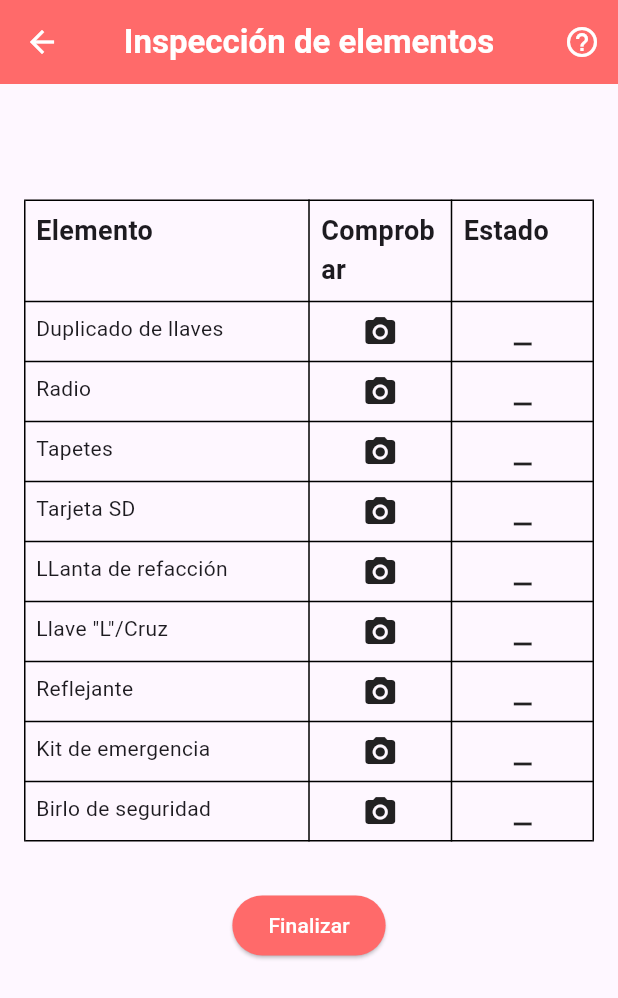
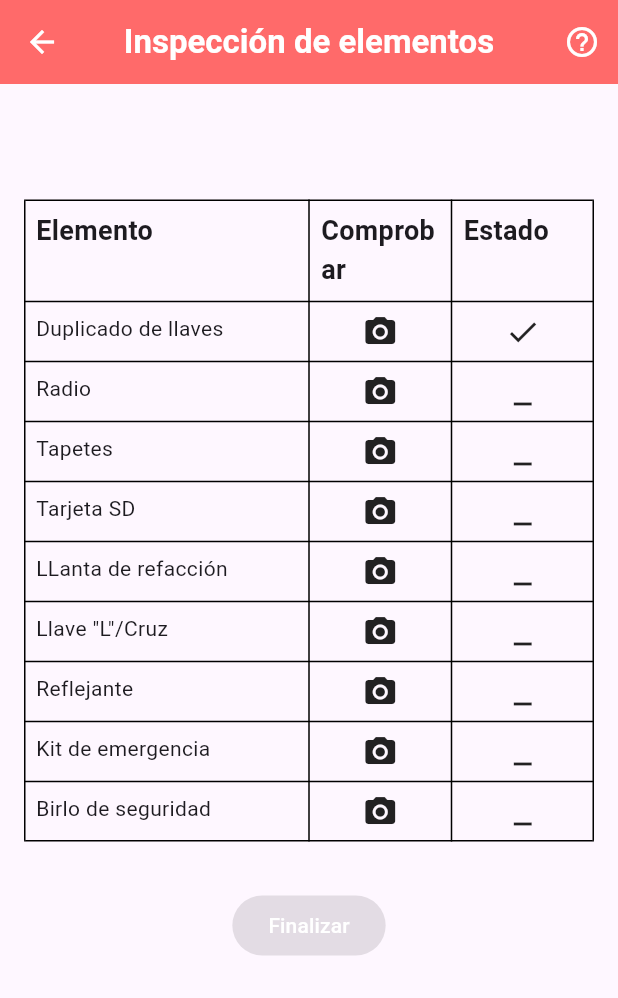
Before and after one commit to udev-it/zagoom, a Flutter app: the ElementosVehiculo screen opened directly, after a tap on the "camera alt" icon, on a phone screen of 412 x 824 dp. Shown: the top 998 px of the screen. Run offline on Flutter 3.47's test engine with Material 3 defaults, Android fonts, the phone set to English and light mode, and no system bars; our stand-ins replace shared_preferences; missing offline and left inert: mysql1; accounts and stored records are empty.

Commit message:
actualizacion de la inspección vehicular

```diff
--- a/lib/elementos/elementos_vehiculo.dart
+++ b/lib/elementos/elementos_vehiculo.dart
@@ -1,4 +1,5 @@
 //import 'package:app_zagoom/elementos/home_page.dart';
+import 'package:app_zagoom/elementos/home_page.dart';
 import 'package:flutter/material.dart';
 import 'package:shared_preferences/shared_preferences.dart';
 import 'package:mysql1/mysql1.dart';
@@ -17,100 +18,157 @@ class _ElementosVehiculoState extends State<ElementosVehiculo> {
   String _anio = '';
   String _color = '';
   String _noMotor = '';
-  Icon _iconoActual = const Icon(Icons.minimize);
-  late MySqlConnection conexion;
+  int _processInsp = 0;
+  final List<Icon> _iconoActual = [const Icon(Icons.minimize), const Icon(Icons.minimize), const Icon(Icons.minimize), const Icon(Icons.minimize), const Icon(Icons.minimize), const Icon(Icons.minimize), const Icon(Icons.minimize),const Icon(Icons.minimize), const Icon(Icons.minimize)];
   int _idAutoF = 0;
-  List<Elemento> elementos = [];
+  List<int> ideElementos = [];
+  final bool _botonDeshabilitado = false;
+  int _contFts = 0;
 
 /*==============================FUNCIONES UTILIZADAS==============================*/
 
   @override
   void initState() {
     super.initState();
-    conexionBD();
-    guardadoFicha();
+    ordenEjecucion();
+
+
   }
 
-  Future<void> guardadoFicha () async {
+  Future<void> ordenEjecucion() async {
+    await recuperadoFicha();
+    await agregarCarro();
+    await backupElements();
+  }
+
+//FUNCION PARA LA RECUPERACION DE LOS DATOS DE LA FICHA TECNICA DEL VEHICULO
+  Future<void> recuperadoFicha () async {
     final prefs = await SharedPreferences.getInstance();
+    setState(() {
       _marca = prefs.getString('marca') ?? '';
       _modelo = prefs.getString('modelo') ?? '';
       _anio = prefs.getString('anio') ?? '';
       _color = prefs.getString('color') ?? '';
       _noMotor = prefs.getString('noMotor') ?? '';
+      _processInsp = prefs.getInt('InspProcess') ?? 0;
+    });
+    print("SIIIII");
+    print(_processInsp);
+  }
 
-    setState(() {
+  Future<void> guardadoFicha () async {
+      final prefs = await SharedPreferences.getInstance();
+      prefs.setInt('contFts', _contFts);
+  }
 
-    });
-  }
-  Future<void> conexionBD () async {
-    conexion = await MySqlConnection.connect(ConnectionSettings(
+//FUNCION PARA RECUPERAR LA INFORMACION DE LOS ELEMENTOS PREGUARDADOS
+  Future<void> backupElements () async {
+    if(_processInsp == 1){
+      print("SE CUMPLEEEE");
+      final conexion = await MySqlConnection.connect(ConnectionSettings(
         host: 'bdzgm.c9wmgukmkflh.us-east-2.rds.amazonaws.com',
         port: 3306,
         user: 'admin',
         password: '123456789',
         db: 'BDZAGOOM',
       ));
-  }
-
-  Future<void> BackupElements () async {
-    Results autoBup = await conexion.query('SELECT idAuto FROM auto ORDER BY idAuto DESC LIMIT 1');
+      Results autoBup = await conexion.query('SELECT idAuto,marca,modelo FROM auto ORDER BY idAuto DESC LIMIT 1');
         if (autoBup.isNotEmpty) {
+          print("entre 1");
           // Obtiene el valor del idAuto de la primera fila
           var row = autoBup.first;
           _idAutoF = row['idAuto'];
+          _marca = row['marca'];
+          _modelo = row['modelo'];
           Results results = await conexion.query(
-          '''SELECT idElemento, elemento FROM auto, imagen, elementos_Auto
-          WHERE auto.idAuto = ? AND auto.idAuto = imagen.idAuto AND idElemento = id_elemento''',
+            '''SELECT idElemento FROM auto, imagen
+            WHERE auto.idAuto = ? AND auto.idAuto = imagen.idAuto''',
             [_idAutoF]
           );
+          if (results.isNotEmpty) {
+            print("entre 1.1");
             for (var row in results) {
-          int idElemento = row['idElemento'];
-          String elemento = row['elemento'];
-
-          // Crea una instancia de Elemento y agrégala a la lista
-          elementos.add(Elemento(idElemento: idElemento, elemento: elemento));
+              ideElementos.add(row['idElemento']);
+            }
+            for(int i = 1; i <= 9; i++){
+              int indice = ideElementos.indexWhere((element) => element == i);
+              if(indice != -1){
+                print("entre 1.1.1");
+                _iconoActual[i-1] = const Icon(Icons.check);
               }
             }
           }
+        }
+      conexion.close();
+    }
+    setState(() {
 
-  Future<void> agregarElementoBD(idAuto,idElemento/*,fotografia*/) async {
-    try {   //despues agregar  la imagen 23-05-2024
+    });
+  }
+
+//FUNCION PARA AGREGAR LOS ELEMENTOS DEL VEHICULO A  LA BASE DE DATOS
+  Future<void> agregarElementoBD(int idElemento/*,fotografia*/) async {
+    final conexion = await MySqlConnection.connect(ConnectionSettings(
+      host: 'bdzgm.c9wmgukmkflh.us-east-2.rds.amazonaws.com',
+      port: 3306,
+      user: 'admin',
+      password: '123456789',
+      db: 'BDZAGOOM',
+    ));
+    try {
+      Results autoBup = await conexion.query('SELECT idAuto FROM auto ORDER BY idAuto DESC LIMIT 1');
+       var row = autoBup.first;
+        _idAutoF = row['idAuto'];
       await conexion.query('''
         INSERT INTO imagen (idAuto, idElemento, estado)
         VALUES (?, ?, ?)
-        ''', [idAuto,idElemento, 1]);
+      ''', [_idAutoF,idElemento+1, 1]);
+    } catch (e) {
+      print('Error al insertar datos: $e');
+    }
+    conexion.close();
+  }
+//FUNCION PARA CAMBIAR EL ICONO CUANDO ESTE DEBE SER ACTUALIZADO UNA VEZ LA CAMARA TOMO LA FOTO Y FUE GUARDADA
+  void _funtIconChange(int idElementoActual) {
+     _iconoActual[idElementoActual] = const Icon(Icons.check);
+     setState(() {
+
+     });
+  }
+
+  Future<void>  agregarElementoFt (idElemento/*,fotografia*/) async {
+
+  }
+
+  Future<void> agregarCarro() async {
+    if(_processInsp != 1){
+      print("se cumplio :D");
+      final conexion = await MySqlConnection.connect(ConnectionSettings(
+        host: 'bdzgm.c9wmgukmkflh.us-east-2.rds.amazonaws.com',
+        port: 3306,
+        user: 'admin',
+        password: '123456789',
+        db: 'BDZAGOOM',
+      ));
+      try {
+          await conexion.query('''
+            INSERT INTO auto (id_user,no_motor, marca, modelo, color, anio, id_status)
+            VALUES (?, ?, ?, ?, ?, ?, ?)
+          ''', [1, _noMotor, _marca, _modelo, _color, _anio, 1]);
         } catch (e) {
           print('Error al insertar datos: $e');
         } finally {
           await conexion.close();
       }
-  }
-
-  void _funtIconoActual(int idElemento) {
-  // Ícono de archivo genérico
-  }
-
-  Future<void>  agregarElementoFt (idElemento/*,fotografia*/) async {
-      //se agregara cosas nuevas
-  }
-
-  Future<void> agregarCarro() async {
-    try {
-        await conexion.query('''
-          INSERT INTO auto (id_user,no_motor, marca, modelo, color, anio, id_status,modo_conduccion)
-          VALUES (?, ?, ?, ?, ?, ?, ?, ?)
-        ''', [1, _noMotor, _marca, _modelo, _color, _anio, 1, 'estandar']);
-      } catch (e) {
-        print('Error al insertar datos: $e');
-      } finally {
-        await conexion.close();
+      conexion.close();
     }
   }
 
   void  _miFuncionDeCamara (int idElemento){
     //SIGUIENTE SPRINT: FUNCION PARA TOMAR LA FOTOGRAFIA Y RECUPERARLA
-
+    agregarElementoBD(idElemento/*,fotografia*/);
+    _funtIconChange(idElemento);
+    _contFts++;
   }
 
 
@@ -125,8 +183,20 @@ class _ElementosVehiculoState extends State<ElementosVehiculo> {
         leading: IconButton(
           onPressed: (){
             print("back");
+            if(_processInsp  == 1){
+              print("ELEMENTOS -> INICIO");
+              Navigator.push(context, MaterialPageRoute(builder: (BuildContext context) => const HomePage()));
+            }else{
               Navigator.pop(context);
-            //Navigator.push(context, MaterialPageRoute(builder: (BuildContext context) => const HomePage()));
+            }
+            print("ELEMENTOS -> INICIO 2");
+            print(_marca);
+            print(_modelo);
+            print(_anio);
+            print(_color);
+            print(_noMotor);
+            print(_processInsp);
+
           },
           icon: const Icon(Icons.arrow_back, color: Colors.white),
         ),
@@ -173,15 +243,15 @@ class _ElementosVehiculoState extends State<ElementosVehiculo> {
                     child: Text('Estado', style: TextStyle(fontSize: 18, fontWeight: FontWeight.bold)),
                   ),
                 ]),
-                _construirFila('Duplicado de llaves', 1),
-                _construirFila('Radio', 2),
-                _construirFila('Tapetes', 3),
-                _construirFila('Tarjeta SD', 4),
-                _construirFila('LLanta de refacción', 5),
-                _construirFila('Llave "L"/Cruz', 6),
-                _construirFila('Reflejante', 7),
-                _construirFila('Kit de emergencia', 8),
-                _construirFila('Birlo de seguridad', 9),
+                _construirFila('Duplicado de llaves', 0),
+                _construirFila('Radio', 1),
+                _construirFila('Tapetes', 2),
+                _construirFila('Tarjeta SD', 3),
+                _construirFila('LLanta de refacción', 4),
+                _construirFila('Llave "L"/Cruz', 5),
+                _construirFila('Reflejante', 6),
+                _construirFila('Kit de emergencia', 7),
+                _construirFila('Birlo de seguridad', 8),
               ],
             ),
           ),
@@ -189,10 +259,10 @@ class _ElementosVehiculoState extends State<ElementosVehiculo> {
             padding: const EdgeInsets.all(16.0),
             child: ElevatedButton(
               style: ElevatedButton.styleFrom(
-                backgroundColor: const Color.fromARGB(255, 255, 106, 106),
+                backgroundColor: _botonDeshabilitado ? const Color.fromARGB(255, 255, 106, 106) : Colors.grey,
               ),
-                onPressed: () {
-                  agregarCarro();
+              onPressed: !_botonDeshabilitado ? null : () {
+                print('Finalización');
               },
               child: const Text('Finalizar', style: TextStyle(color: Colors.white)),
             ),
@@ -221,16 +291,9 @@ class _ElementosVehiculoState extends State<ElementosVehiculo> {
         padding: const EdgeInsets.all(8.0),
         child: SizedBox(
           height: 20.0,
-          child: _iconoActual,
+          child: _iconoActual[idElemento],
         ),
       ),
     ]);
   }
 }
-
-class Elemento {
-  final int idElemento;
-  final String elemento;
-
-  Elemento({required this.idElemento, required this.elemento});
-}
--- a/lib/main.dart
+++ b/lib/main.dart
@@ -1,4 +1,4 @@
-import 'package:app_zagoom/elementos/ficha_vehicular.dart';
+import 'package:app_zagoom/elementos/home_page.dart';
 import 'package:flutter/material.dart';
 
 void main(){
@@ -11,7 +11,7 @@ class MyApp extends StatelessWidget {
   Widget build(BuildContext context) {
     return const MaterialApp(
       debugShowCheckedModeBanner: false,
-      home: FichaVehicular(),
+      home: HomePage(),
     );
   }
 }
```
Also changed, not shown: lib/elementos/ficha_vehicular.dart (+7 -0 lines), lib/elementos/home_page.dart (+44 -2 lines). Lines whose indentation alone changed are shown as unchanged.
